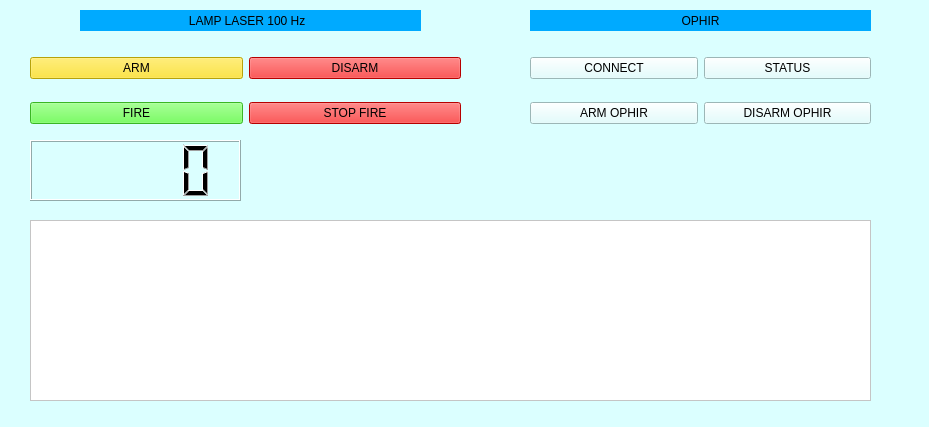
Above: laser_utils/laser_gui.ui from Ermachok/laser_conrol-master before the change. Below: the same form after it.
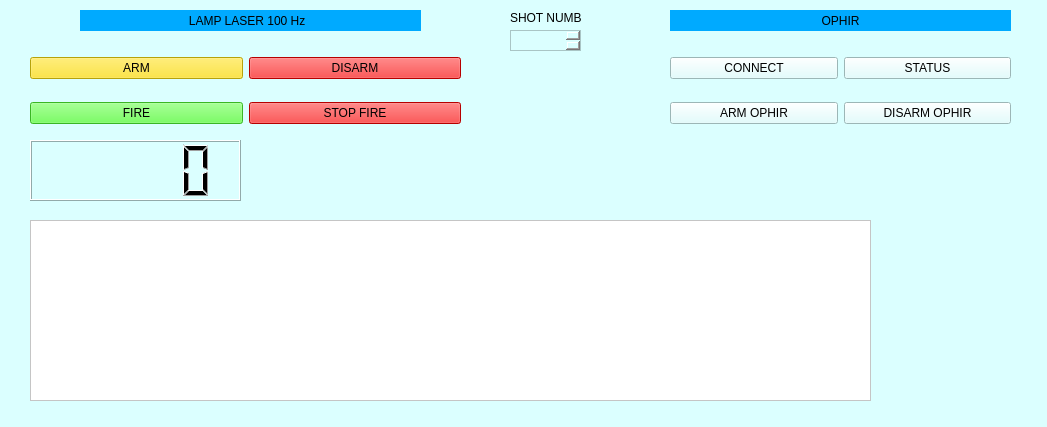
That is the form after the change.

Diff of the .ui file:
```diff
--- a/laser_utils/laser_gui.ui
+++ b/laser_utils/laser_gui.ui
@@ -6,7 +6,7 @@
    <rect>
     <x>0</x>
     <y>0</y>
-    <width>929</width>
+    <width>1047</width>
     <height>427</height>
    </rect>
   </property>
@@ -103,7 +103,7 @@
    <widget class="QLabel" name="label_2">
     <property name="geometry">
      <rect>
-      <x>530</x>
+      <x>670</x>
       <y>10</y>
       <width>341</width>
       <height>21</height>
@@ -123,7 +123,7 @@
    <widget class="QWidget" name="gridLayoutWidget_2">
     <property name="geometry">
      <rect>
-      <x>530</x>
+      <x>670</x>
       <y>40</y>
       <width>341</width>
       <height>101</height>
@@ -173,6 +173,29 @@
      <string notr="true">background: rgb(255, 255, 255)</string>
     </property>
    </widget>
+   <widget class="QTextEdit" name="ShotNumber">
+    <property name="geometry">
+     <rect>
+      <x>510</x>
+      <y>30</y>
+      <width>71</width>
+      <height>21</height>
+     </rect>
+    </property>
+   </widget>
+   <widget class="QLabel" name="label_3">
+    <property name="geometry">
+     <rect>
+      <x>510</x>
+      <y>10</y>
+      <width>71</width>
+      <height>16</height>
+     </rect>
+    </property>
+    <property name="text">
+     <string>SHOT NUMBER</string>
+    </property>
+   </widget>
   </widget>
   <widget class="QStatusBar" name="statusbar"/>
  </widget>
```
